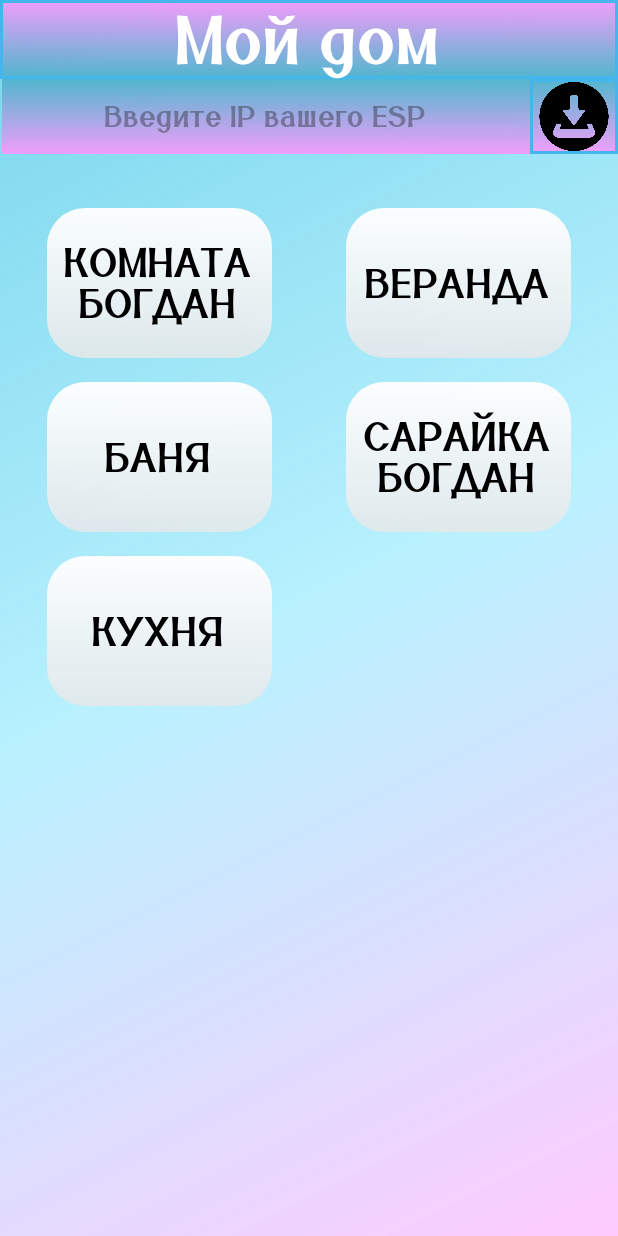
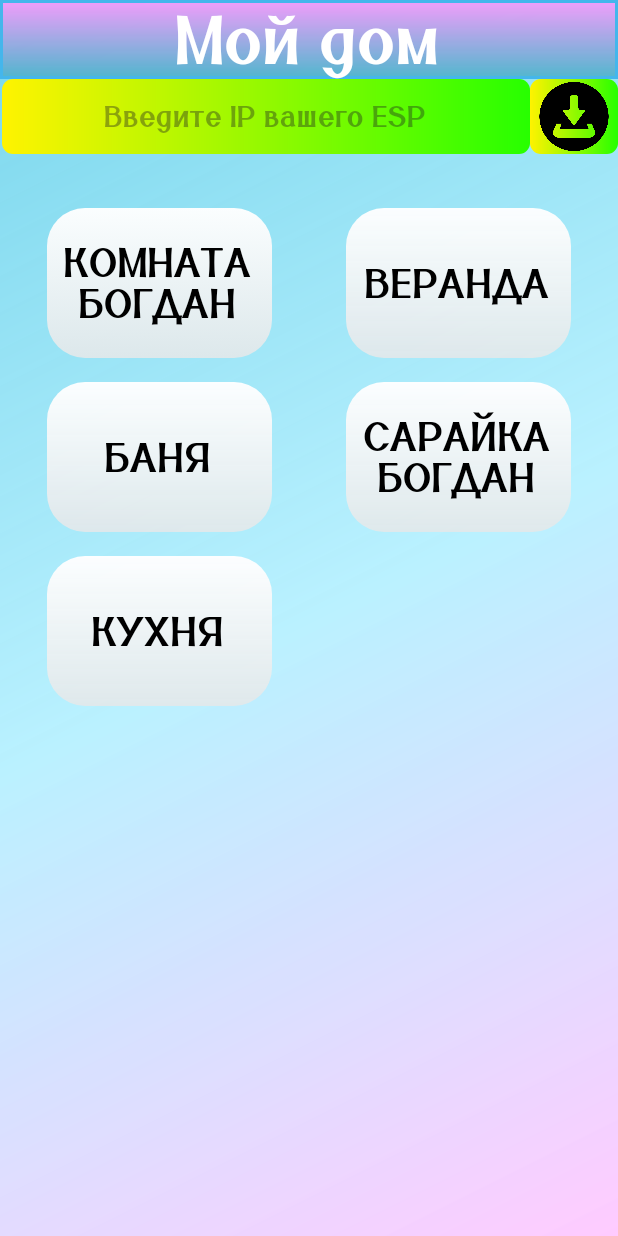
Before and after one commit to Bogdan-Taran/MyApp, an Android app: the screen it shows after launch (TheHomeActivity), on a phone screen of 412 x 824 dp. Run offline under Robolectric (Android 15) with nearby library versions, the phone set to English and light mode, and no system bars.

Commit message:
One Button - room bogdan

```diff
--- a/app/src/main/java/com/example/remotewifi/ActivityMyRoomBogdan.java
+++ b/app/src/main/java/com/example/remotewifi/ActivityMyRoomBogdan.java
@@ -149,7 +149,6 @@ public class ActivityMyRoomBogdan extends AppCompatActivity {
 
 
     private void post(String post) {
-
         new Thread(new Runnable() { // новый второстепенный поток
             @Override
             public void run() {     // второст. поток
@@ -168,6 +167,7 @@ public class ActivityMyRoomBogdan extends AppCompatActivity {
                     }
 
                 } catch (IOException e) {
+                    e.printStackTrace();
 
                 }
 
--- a/app/src/main/res/layout/activity_the_home.xml
+++ b/app/src/main/res/layout/activity_the_home.xml
@@ -38,7 +38,7 @@
             android:layout_width="match_parent"
             android:layout_height="50sp"
             android:layout_weight="1"
-            android:background="@drawable/gradient_for_ip"
+            android:background="@drawable/button_change_color_on_off_normal"
             android:fontFamily="@font/beauty_font_rus"
             android:gravity="center"
             android:hint="Введите IP вашего ESP"
@@ -46,7 +46,7 @@
             android:layout_marginStart="1sp"/>
 
         <ImageView
-            android:background="@drawable/gradient_for_icon_save_ip"
+            android:background="@drawable/button_change_color_on_off_normal"
             android:id="@+id/image_save_ip"
             android:layout_width="match_parent"
             android:layout_height="50sp"
```
